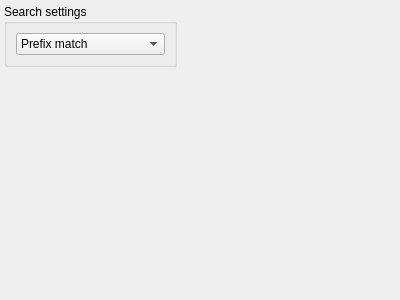
albertlauncher/albert, file src/services/bookmarkindex/bookmarkindexwidget.ui: the form before one commit.
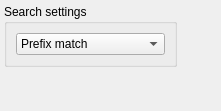
The form after the commit.

Patch:
```diff
--- a/src/services/bookmarkindex/bookmarkindexwidget.ui
+++ b/src/services/bookmarkindex/bookmarkindexwidget.ui
@@ -2,14 +2,6 @@
 <ui version="4.0">
  <class>BookmarkIndexWidget</class>
  <widget class="QWidget" name="BookmarkIndexWidget">
-  <property name="geometry">
-   <rect>
-    <x>0</x>
-    <y>0</y>
-    <width>400</width>
-    <height>300</height>
-   </rect>
-  </property>
   <layout class="QVBoxLayout" name="verticalLayout_2">
    <property name="leftMargin">
     <number>4</number>
```
